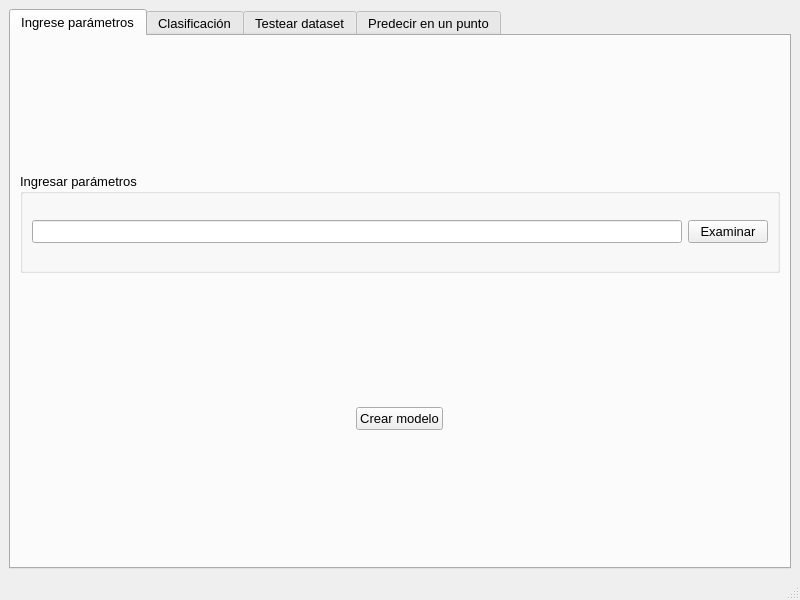
Before: the Qt Designer form window.ui in gabrielhruza/iatpi, drawn with Qt 5.
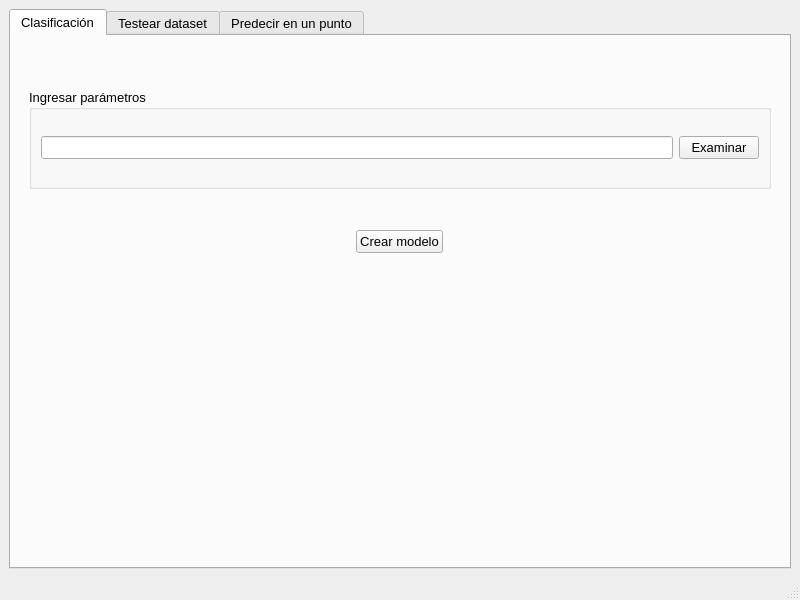
After: the same form once the commit is applied. The open tabs and pages were chosen to show the change. Custom widgets are drawn as their Qt base class.

Commit message: cursor en wait

```diff
--- a/window.ui
+++ b/window.ui
@@ -28,10 +28,13 @@
       <property name="currentIndex">
        <number>3</number>
       </property>
-      <widget class="QWidget" name="tab">
+      <widget class="QWidget" name="tab_2">
        <attribute name="title">
-        <string>Ingrese parámetros</string>
+        <string>Clasificación</string>
        </attribute>
+       <layout class="QVBoxLayout" name="verticalLayout_2">
+        <item>
+         <widget class="QWidget" name="widget_6" native="true">
        <layout class="QVBoxLayout" name="verticalLayout">
         <item>
          <widget class="QGroupBox" name="groupBox">
@@ -58,6 +61,9 @@
                <pointsize>10</pointsize>
               </font>
              </property>
+                <property name="readOnly">
+                 <bool>true</bool>
+                </property>
             </widget>
            </item>
            <item>
@@ -79,23 +85,6 @@
         </item>
         <item alignment="Qt::AlignHCenter">
          <widget class="QPushButton" name="crear_modelo">
-          <property name="sizePolicy">
-           <sizepolicy hsizetype="Minimum" vsizetype="Fixed">
-            <horstretch>0</horstretch>
-            <verstretch>0</verstretch>
-           </sizepolicy>
-          </property>
-          <property name="maximumSize">
-           <size>
-            <width>100</width>
-            <height>16777215</height>
-           </size>
-          </property>
-          <property name="font">
-           <font>
-            <pointsize>10</pointsize>
-           </font>
-          </property>
           <property name="text">
            <string>Crear modelo</string>
           </property>
@@ -103,13 +92,11 @@
         </item>
        </layout>
       </widget>
-      <widget class="QWidget" name="tab_2">
-       <attribute name="title">
-        <string>Clasificación</string>
-       </attribute>
-       <layout class="QVBoxLayout" name="verticalLayout_2">
+        </item>
         <item>
-         <widget class="MplWidget" name="MplWidget" native="true"/>
+         <widget class="MplWidget" name="MplWidget" native="true">
+          <layout class="QVBoxLayout" name="verticalLayout_4"/>
+         </widget>
         </item>
        </layout>
       </widget>
@@ -123,7 +110,7 @@
           <property name="title">
            <string>Seleccionar datos de test</string>
           </property>
-          <layout class="QVBoxLayout" name="verticalLayout_4">
+          <layout class="QHBoxLayout" name="horizontalLayout_9">
            <item>
             <widget class="QWidget" name="widget" native="true">
              <property name="minimumSize">
```
Left out of the diff: 24 changed lines with no effect on the pictures. Lines whose indentation alone changed are shown as unchanged. The commit also changes 1 other file.
